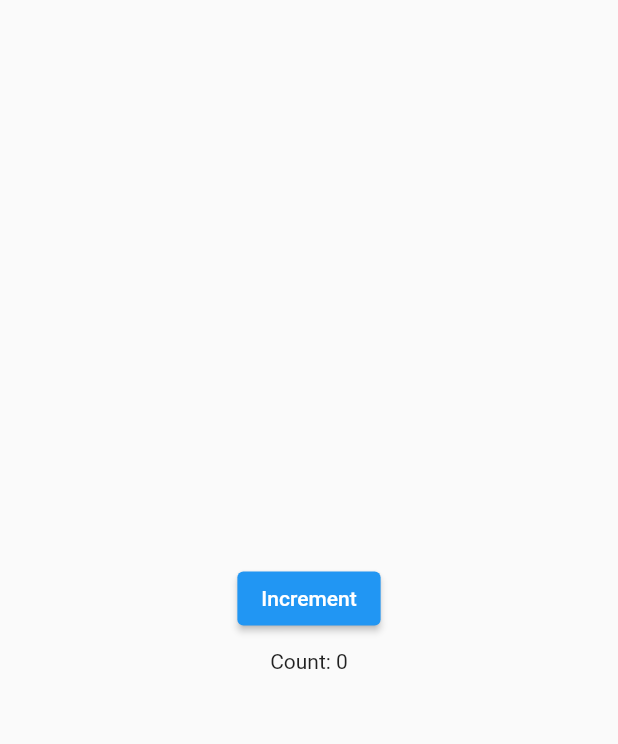
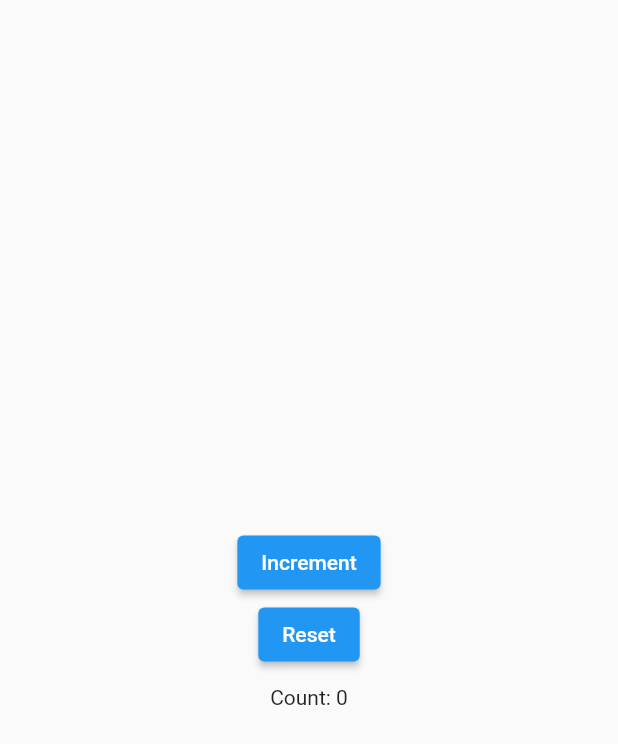
Before and after one commit to SinachPat/practic-flutter, a Flutter app: the screen it shows after launch, on a phone screen of 412 x 824 dp. Shown: the top 744 px of the screen. Run offline on Flutter 3.47's test engine with Material 2 defaults, Android fonts, the phone set to English and light mode, and no system bars.

Commit message:
Improved the code and added a reset option

```diff
--- a/lib/main.dart
+++ b/lib/main.dart
@@ -85,20 +85,6 @@ class CounterDisplay extends StatelessWidget {
   }
 }
 
-class CounterIncrementor extends StatelessWidget {
-  const CounterIncrementor({required this.onPressed, super.key});
-
-  final VoidCallback onPressed;
-
-  @override
-  Widget build(BuildContext context) {
-    return ElevatedButton(
-      onPressed: onPressed,
-      child: const Text('Increment'),
-    );
-  }
-}
-
 class Counter extends StatefulWidget {
   const Counter({super.key});
 
@@ -115,12 +101,25 @@ class _CounterState extends State<Counter> {
     });
   }
 
+  void _reset() {
+    setState(() {
+      _counter = 0;
+    });
+  }
+
   @override
   Widget build(BuildContext context) {
     return Column(
       mainAxisAlignment: MainAxisAlignment.center,
       children: <Widget>[
-        CounterIncrementor(onPressed: _increment),
+        ElevatedButton(
+          onPressed: _increment,
+          child: const Text('Increment'),
+        ),
+        ElevatedButton(
+          onPressed: _reset,
+          child: const Text('Reset'),
+        ),
         const SizedBox(height: 10),
         CounterDisplay(count: _counter),
       ],
```
